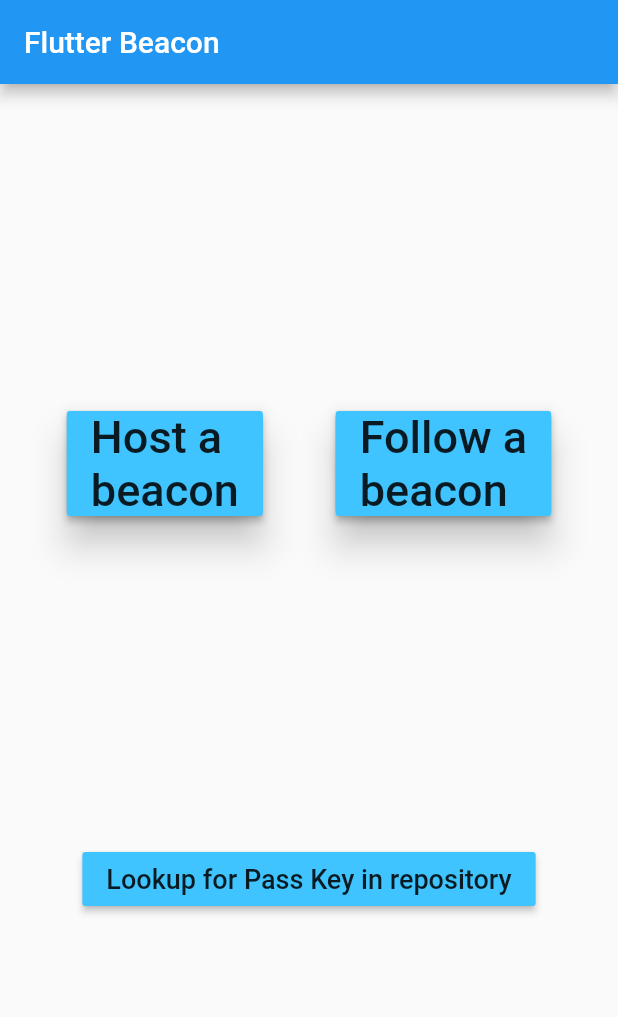
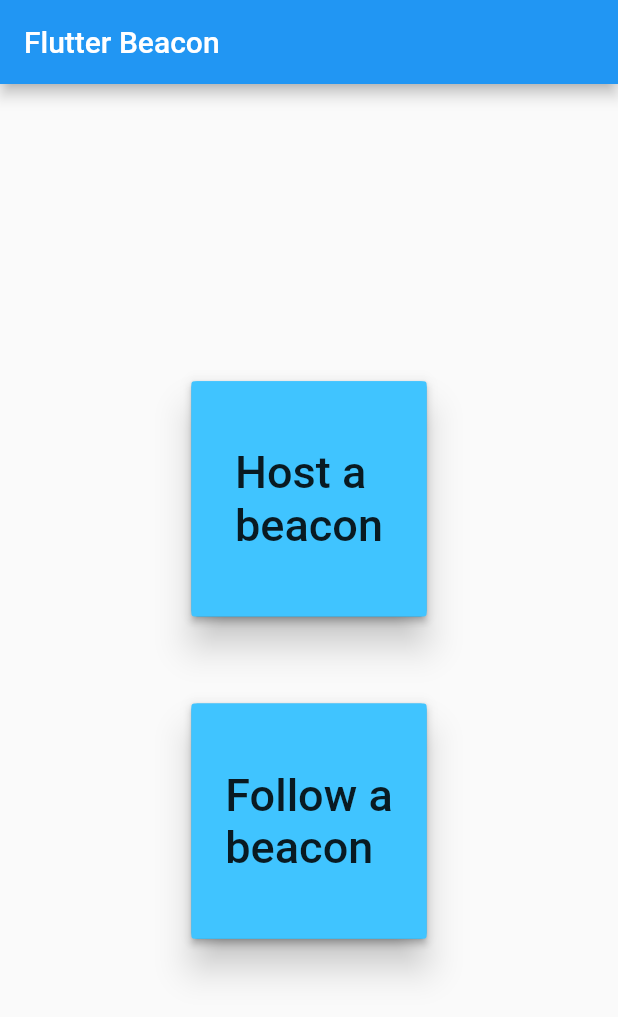
Before and after one commit to aadarsh-patel/flutter_beacon, a Flutter app: the screen it shows after launch, on a phone screen of 412 x 824 dp. Shown: the top 1017 px of the screen. Run offline on Flutter 3.47's test engine with Material 2 defaults, Android fonts, the phone set to English and light mode, and no system bars; our stand-ins replace cloud_firestore, flutter_map, latlong, location, random_string; accounts and stored records are empty.

Commit message:
Removed pass key page for privacy and added map

```diff
--- a/lib/main.dart
+++ b/lib/main.dart
@@ -1,9 +1,8 @@
 import 'package:flutter/material.dart';
 
 import 'package:flutter_beacon/screens/home_page.dart';
-import 'package:flutter_beacon/screens/host_beacon.dart';
 import 'package:flutter_beacon/screens/follow_beacon.dart';
-import 'package:flutter_beacon/screens/search_key.dart';
+import 'package:flutter_beacon/screens/form.dart';
 
 void main() {
   runApp(MyApp());
@@ -19,9 +18,8 @@ class MyApp extends StatelessWidget {
       initialRoute: '/',
       routes: {
         '/': (context) => HomePage(),
-        '/host': (context) => HostBeacon(),
         '/follow': (context) => FollowBeacon(),
-        '/search': (context) => SearchKey(),
+        '/form': (context) => MyForm(),
       },
     );
   }
--- a/lib/screens/follow_beacon.dart
+++ b/lib/screens/follow_beacon.dart
@@ -1,6 +1,7 @@
 import 'package:flutter/material.dart';
 
 import 'package:cloud_firestore/cloud_firestore.dart';
+import 'package:flutter_map/flutter_map.dart';
 
 class FollowBeacon extends StatefulWidget {
   @override
--- a/lib/screens/home_page.dart
+++ b/lib/screens/home_page.dart
@@ -8,12 +8,13 @@ class HomePage extends StatelessWidget {
         title: Text('Flutter Beacon'),
       ),
       body: Column(
-        mainAxisAlignment: MainAxisAlignment.spaceEvenly,
+        mainAxisAlignment: MainAxisAlignment.center,
         children: <Widget>[
-          Row(
-            mainAxisAlignment: MainAxisAlignment.spaceEvenly,
-            children: <Widget>[
-              Card(
+          Center(
+            child: Container(
+              width: MediaQuery.of(context).size.width*0.4,
+              height: MediaQuery.of(context).size.width*0.4,
+              child: Card(
                 color: Colors.lightBlueAccent,
                 elevation: 10,
                 child: RaisedButton(
@@ -22,10 +23,17 @@ class HomePage extends StatelessWidget {
                     'Host a\nbeacon',
                     style: TextStyle(fontSize: 30),
                   ),
-                  onPressed: () => Navigator.pushNamed(context, '/host'),
+                  onPressed: () => Navigator.pushNamed(context, '/form'),
                 ),
               ),
-              Card(
+            ),
+          ),
+          SizedBox(height: 50),
+          Center(
+            child: Container(
+              width: MediaQuery.of(context).size.width*0.4,
+              height: MediaQuery.of(context).size.width*0.4,
+              child: Card(
                 color: Colors.lightBlueAccent,
                 elevation: 10,
                 child: RaisedButton(
@@ -37,12 +45,7 @@ class HomePage extends StatelessWidget {
                   onPressed: () => Navigator.pushNamed(context, '/follow'),
                 ),
               ),
-            ],
-          ),
-          RaisedButton(
-            color: Colors.lightBlueAccent,
-            child: Text('Lookup for Pass Key in repository', style: TextStyle(fontSize: 18),),
-            onPressed: () => Navigator.pushNamed(context, '/search'),
+            ),
           ),
         ],
       ),
--- a/pubspec.yaml
+++ b/pubspec.yaml
@@ -21,6 +21,9 @@ dependencies:
     sdk: flutter
   location: ^2.5.3
   cloud_firestore: ^0.13.4+1
+  flutter_map: ^0.8.2
+  random_string: ^2.0.1
+
 
 
   # The following adds the Cupertino Icons font to your application.
```
Also changed, not shown: lib/screens/form.dart (added, +115 -0 lines), lib/screens/host_beacon.dart (+57 -19 lines), pubspec.lock.
